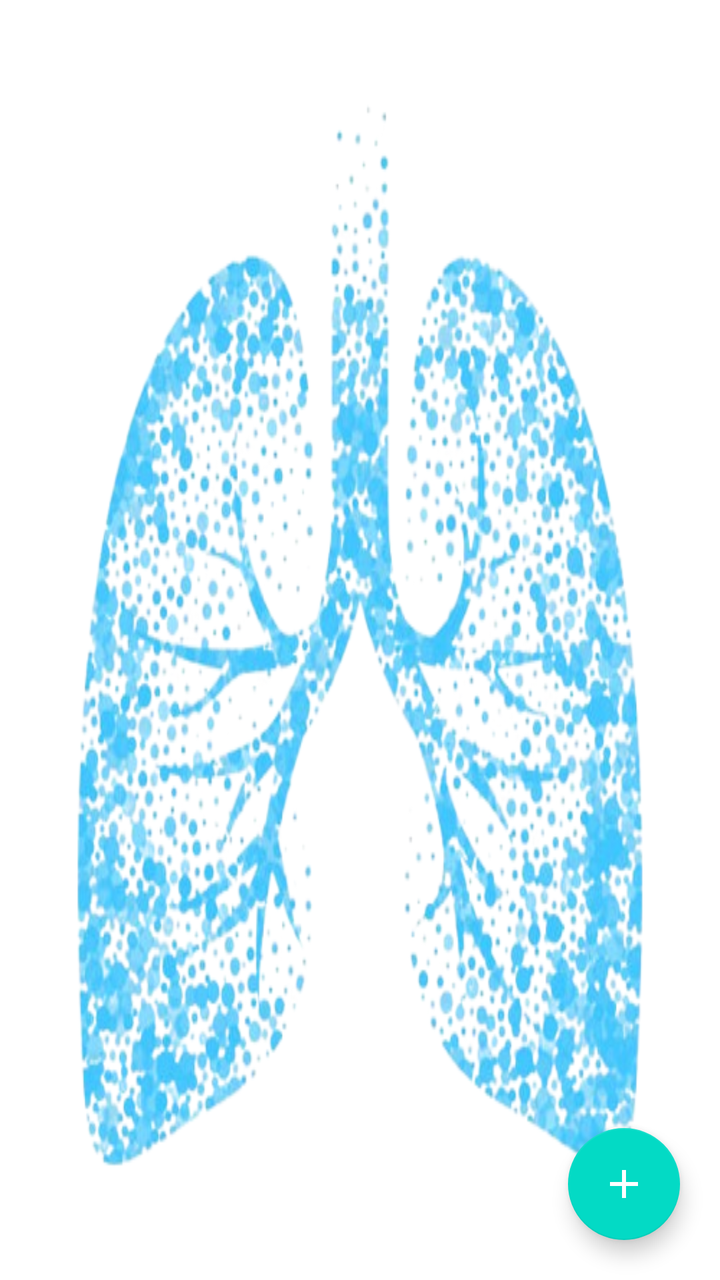
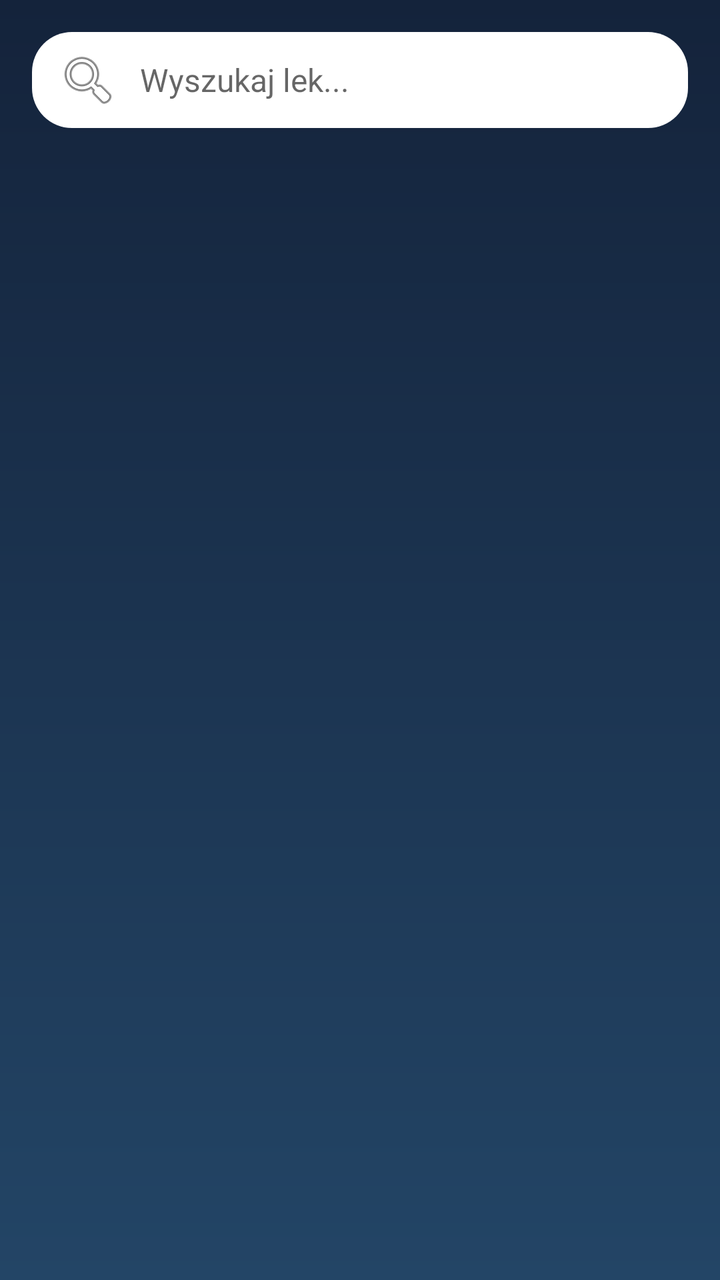

Compare the two renders of this Android layout. The source of the first and the diff that turns it into the second are given below.
<!-- AndroidManifest.xml: application theme Theme.MyApplication -->
<!-- res/layout/fragment_medications_list.xml -->
<?xml version="1.0" encoding="utf-8"?>
<androidx.constraintlayout.widget.ConstraintLayout
    xmlns:android="http://schemas.android.com/apk/res/android"
    xmlns:app="http://schemas.android.com/apk/res-auto"
    android:layout_width="match_parent"
    android:layout_height="match_parent"
    android:background="@drawable/lungs">

    
    <TextView
        android:id="@+id/tvHeaderMedications"
        android:layout_width="wrap_content"
        android:layout_height="wrap_content"
        android:text="Leki"
        android:textColor="@android:color/white"
        android:textSize="28sp"
        android:textStyle="bold"
        android:layout_margin="20dp"
        app:layout_constraintStart_toStartOf="parent"
        app:layout_constraintTop_toTopOf="parent"/>

    

    
    <androidx.recyclerview.widget.RecyclerView
        android:id="@+id/recyclerMedications"
        android:layout_width="0dp"
        android:layout_height="0dp"
        android:layout_margin="16dp"
        app:layout_constraintBottom_toBottomOf="parent"
        app:layout_constraintEnd_toEndOf="parent"
        app:layout_constraintHorizontal_bias="0.0"
        app:layout_constraintStart_toStartOf="parent"
        app:layout_constraintTop_toBottomOf="@id/tvHeaderMedications"
        app:layout_constraintVertical_bias="0.0" />

    <com.google.android.material.floatingactionbutton.FloatingActionButton
        android:id="@+id/fabAddMedication"
        android:layout_width="wrap_content"
        android:layout_height="wrap_content"
        android:src="@drawable/baseline_add_24"
        android:contentDescription="Dodaj lek"

        app:tint="@android:color/white"
        app:layout_constraintBottom_toBottomOf="parent"
        app:layout_constraintEnd_toEndOf="parent"
        android:layout_margin="20dp"/>

</androidx.constraintlayout.widget.ConstraintLayout>
<!-- resources referenced by this layout -->
<resources>
  <!-- drawable baseline_add_24 (drawable) -->
  <vector xmlns:android="http://schemas.android.com/apk/res/android" android:height="24dp" android:tint="#000000" android:viewportHeight="24" android:viewportWidth="24" android:width="24dp">
        
      <path android:fillColor="@android:color/white" android:pathData="M19,13h-6v6h-2v-6H5v-2h6V5h2v6h6v2z"/>
      
  </vector>
  <!-- drawable lungs: png bitmap (drawable, 315991 bytes) -->
  <style name="Theme.MyApplication" parent="Theme.MaterialComponents.DayNight.DarkActionBar">
          
          <item name="colorPrimary">@color/purple_500</item>
          <item name="colorPrimaryVariant">@color/purple_700</item>
          <item name="colorOnPrimary">@color/white</item>
          
          <item name="colorSecondary">@color/teal_200</item>
          <item name="colorSecondaryVariant">@color/teal_700</item>
          <item name="colorOnSecondary">@color/black</item>
          
          <item name="android:statusBarColor">?attr/colorPrimaryVariant</item>
          
      </style>
  <color name="purple_500">#FF6200EE</color>
  <color name="purple_700">#FF3700B3</color>
  <color name="white">#FFFFFFFF</color>
  <color name="teal_200">#FF03DAC5</color>
  <color name="teal_700">#FF018786</color>
  <color name="black">#FF000000</color>
</resources>

<!-- the commit's change to res/layout/fragment_medications_list.xml (unified diff, before → after) -->
@@ -1,49 +1,31 @@
 <?xml version="1.0" encoding="utf-8"?>
-<androidx.constraintlayout.widget.ConstraintLayout
-    xmlns:android="http://schemas.android.com/apk/res/android"
-    xmlns:app="http://schemas.android.com/apk/res-auto"
+<LinearLayout xmlns:android="http://schemas.android.com/apk/res/android"
     android:layout_width="match_parent"
     android:layout_height="match_parent"
-    android:background="@drawable/lungs">
+    android:orientation="vertical"
+    android:padding="16dp"
+    android:background="@drawable/gradient_bg">
 
     
-    <TextView
-        android:id="@+id/tvHeaderMedications"
-        android:layout_width="wrap_content"
-        android:layout_height="wrap_content"
-        android:text="Leki"
-        android:textColor="@android:color/white"
-        android:textSize="28sp"
-        android:textStyle="bold"
-        android:layout_margin="20dp"
-        app:layout_constraintStart_toStartOf="parent"
-        app:layout_constraintTop_toTopOf="parent"/>
+    <EditText
+        android:id="@+id/etSearch"
+        android:layout_width="match_parent"
+        android:layout_height="48dp"
+        android:hint="Wyszukaj lek..."
+        android:padding="12dp"
+        android:background="@drawable/card_white"
+        android:drawableLeft="@android:drawable/ic_menu_search"
+        android:drawablePadding="10dp"
+        android:textColor="#222"
+        android:textSize="16sp" />
 
     
-
-    
-    <androidx.recyclerview.widget.RecyclerView
-        android:id="@+id/recyclerMedications"
-        android:layout_width="0dp"
-        android:layout_height="0dp"
-        android:layout_margin="16dp"
-        app:layout_constraintBottom_toBottomOf="parent"
-        app:layout_constraintEnd_toEndOf="parent"
-        app:layout_constraintHorizontal_bias="0.0"
-        app:layout_constraintStart_toStartOf="parent"
-        app:layout_constraintTop_toBottomOf="@id/tvHeaderMedications"
-        app:layout_constraintVertical_bias="0.0" />
-
-    <com.google.android.material.floatingactionbutton.FloatingActionButton
-        android:id="@+id/fabAddMedication"
-        android:layout_width="wrap_content"
-        android:layout_height="wrap_content"
-        android:src="@drawable/baseline_add_24"
-        android:contentDescription="Dodaj lek"
-
-        app:tint="@android:color/white"
-        app:layout_constraintBottom_toBottomOf="parent"
-        app:layout_constraintEnd_toEndOf="parent"
-        android:layout_margin="20dp"/>
-
-</androidx.constraintlayout.widget.ConstraintLayout>
+    <ListView
+        android:id="@+id/listMeds"
+        android:layout_width="match_parent"
+        android:layout_height="match_parent"
+        android:layout_marginTop="16dp"
+        android:divider="#CCCCCC"
+        android:textColor="@color/white"
+        android:dividerHeight="1dp"/>
+</LinearLayout>
<!-- resource entries referenced after the edit -->
@@ -1,12 +1,5 @@
 <!-- resources referenced by this layout -->
 <resources>
-  <!-- drawable baseline_add_24 (drawable) -->
-  <vector xmlns:android="http://schemas.android.com/apk/res/android" android:height="24dp" android:tint="#000000" android:viewportHeight="24" android:viewportWidth="24" android:width="24dp">
-        
-      <path android:fillColor="@android:color/white" android:pathData="M19,13h-6v6h-2v-6H5v-2h6V5h2v6h6v2z"/>
-      
-  </vector>
-  <!-- drawable lungs: png bitmap (drawable, 315991 bytes) -->
   <style name="Theme.MyApplication" parent="Theme.MaterialComponents.DayNight.DarkActionBar">
           
           <item name="colorPrimary">@color/purple_500</item>
@@ -23,6 +16,28 @@
   <color name="purple_500">#FF6200EE</color>
   <color name="purple_700">#FF3700B3</color>
   <color name="white">#FFFFFFFF</color>
+  <!-- drawable card_white (drawable) -->
+  <?xml version="1.0" encoding="utf-8"?>
+  <shape xmlns:android="http://schemas.android.com/apk/res/android"
+      android:shape="rectangle">
+      <solid android:color="@android:color/white"/>
+      <corners android:radius="20dp"/>
+      <padding
+          android:left="20dp"
+          android:top="20dp"
+          android:right="20dp"
+          android:bottom="20dp"/>
+  </shape>
+  <!-- drawable gradient_bg (drawable) -->
+  <?xml version="1.0" encoding="utf-8"?>
+  <shape xmlns:android="http://schemas.android.com/apk/res/android"
+      android:shape="rectangle">
+  
+      <gradient
+          android:startColor="#14233B"
+          android:endColor="#234566"
+          android:angle="270" />
+  </shape>
   <color name="teal_200">#FF03DAC5</color>
   <color name="teal_700">#FF018786</color>
   <color name="black">#FF000000</color>
